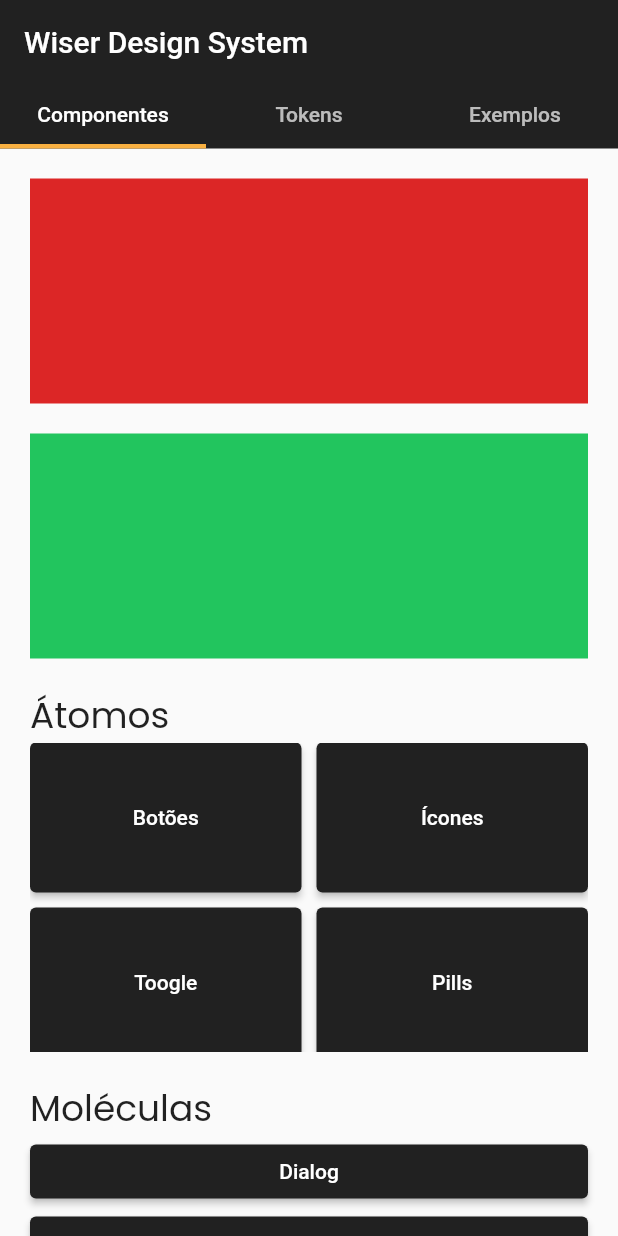
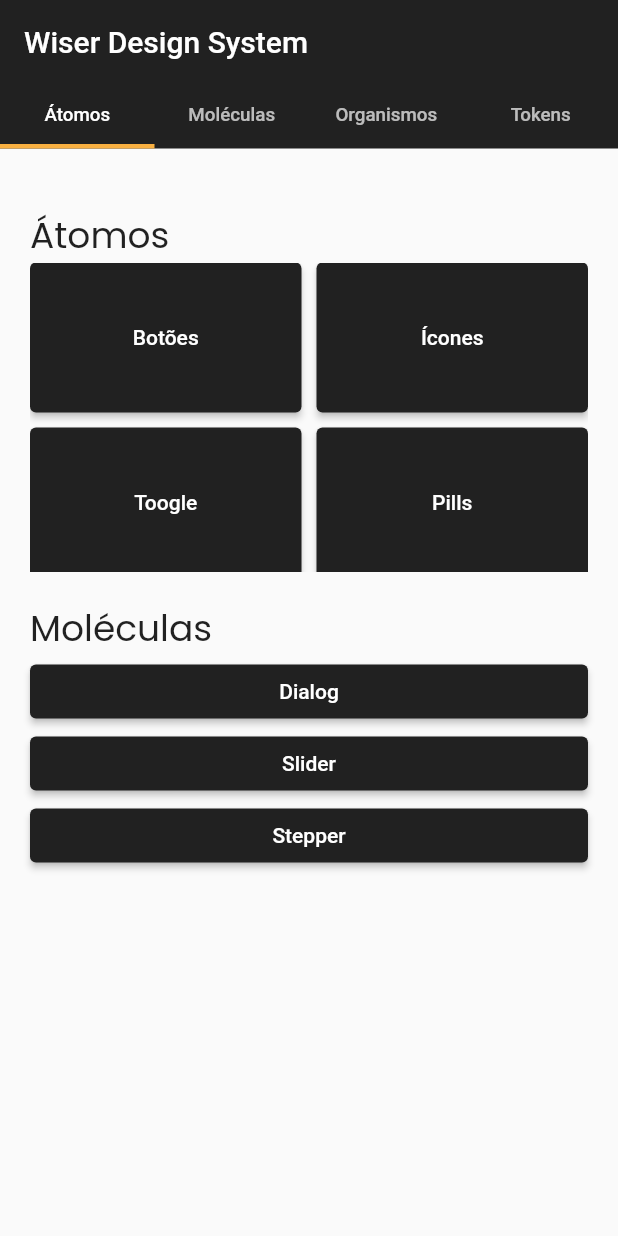
Before and after one commit to aquinoartur/cwi_wiser, a Flutter app: the screen it shows after launch, on a phone screen of 412 x 824 dp. Run offline on Flutter 3.47's test engine with Material 2 defaults, Android fonts, the phone set to English and light mode, and no system bars; our stand-ins replace google_fonts, lottie.

Commit message:
add new screens

```diff
--- a/lib/core/extension/spacing_extension.dart
+++ b/lib/core/extension/spacing_extension.dart
@@ -5,4 +5,8 @@ extension SpacingExtension on EdgeInsets {
 
   EdgeInsets get v => EdgeInsets.symmetric(vertical: unit);
   EdgeInsets get h => EdgeInsets.symmetric(horizontal: unit);
+  EdgeInsets get b => EdgeInsets.only(bottom: unit);
+  EdgeInsets get r => EdgeInsets.only(right: unit);
+  EdgeInsets get l => EdgeInsets.only(left: unit);
+  EdgeInsets get t => EdgeInsets.only(top: unit);
 }
--- a/lib/core/theme/wiser_theme.dart
+++ b/lib/core/theme/wiser_theme.dart
@@ -1,12 +1,22 @@
 import 'package:cwi_wiser/core/helper/color_helper.dart';
-import 'package:cwi_wiser/core/tokens.g.dart';
 import 'package:flutter/material.dart';
+
+import '../../tokens/tokens.g.dart';
 
 class WiserTheme {
   static DefaultColorTokens colors = DefaultColorTokens();
+  static DefaultSpacingTokens spacing = DefaultSpacingTokens();
 
   static ThemeData defaultTheme = ThemeData(
     primaryColor: colors.neutralShade,
     primarySwatch: ColorHelper.setMaterialColor(colors.neutralShade),
+    tabBarTheme: const TabBarTheme(
+      labelStyle: TextStyle(
+        fontSize: 12.5,
+      ),
+      unselectedLabelStyle: TextStyle(
+        fontSize: 12.5,
+      ),
+    ),
   );
 }
--- /dev/null
+++ b/lib/example/atoms/atoms_screen.dart
@@ -0,0 +1,77 @@
+import 'package:flutter/material.dart';
+
+import 'package:google_fonts/google_fonts.dart';
+
+class AtomsScreen extends StatelessWidget {
+  const AtomsScreen({super.key});
+
+  @override
+  Widget build(BuildContext context) {
+    return ListView(
+      padding: const EdgeInsets.all(20),
+      children: [
+        const SizedBox(height: 20),
+        Align(
+          alignment: Alignment.bottomLeft,
+          child: Text(
+            'Átomos',
+            style: GoogleFonts.poppins(
+              fontSize: 24,
+            ),
+          ),
+        ),
+        SizedBox(
+          height: MediaQuery.of(context).size.height * .25,
+          child: GridView(
+            gridDelegate: const SliverGridDelegateWithFixedCrossAxisCount(
+              crossAxisCount: 2,
+              mainAxisSpacing: 10,
+              crossAxisSpacing: 10,
+              mainAxisExtent: 100,
+            ),
+            children: [
+              ElevatedButton(
+                onPressed: () {},
+                child: const Text('Botões'),
+              ),
+              ElevatedButton(
+                onPressed: () {},
+                child: const Text('Ícones'),
+              ),
+              ElevatedButton(
+                onPressed: () {},
+                child: const Text('Toogle'),
+              ),
+              ElevatedButton(
+                onPressed: () {},
+                child: const Text('Pills'),
+              ),
+            ],
+          ),
+        ),
+        const SizedBox(height: 20),
+        Align(
+          alignment: Alignment.centerLeft,
+          child: Text(
+            'Moléculas',
+            style: GoogleFonts.poppins(
+              fontSize: 24,
+            ),
+          ),
+        ),
+        ElevatedButton(
+          onPressed: () {},
+          child: const Text('Dialog'),
+        ),
+        ElevatedButton(
+          onPressed: () {},
+          child: const Text('Slider'),
+        ),
+        ElevatedButton(
+          onPressed: () {},
+          child: const Text('Stepper'),
+        ),
+      ],
+    );
+  }
+}
--- a/lib/example/example_screen.dart
+++ b/lib/example/example_screen.dart
@@ -1,9 +1,11 @@
-import 'package:cwi_wiser/core/extension/spacing_extension.dart';
-import 'package:cwi_wiser/core/tokens.g.dart';
+import 'package:cwi_wiser/example/tokens/screens/tokens_screen.dart';
+import 'package:cwi_wiser/tokens/tokens.g.dart';
 import 'package:flutter/material.dart';
-import 'package:google_fonts/google_fonts.dart';
+
+import 'atoms/atoms_screen.dart';
 
 class ExampleScreen extends StatefulWidget {
+  static const String routeName = '/example';
   const ExampleScreen({super.key});
 
   @override
@@ -12,7 +14,7 @@ class ExampleScreen extends StatefulWidget {
 
 class _ExampleScreenState extends State<ExampleScreen>
     with SingleTickerProviderStateMixin {
-  static const int tabLenght = 3;
+  static const int tabLenght = 4;
   late final TabController _tabController;
 
   @override
@@ -26,6 +28,7 @@ class _ExampleScreenState extends State<ExampleScreen>
     return Scaffold(
       appBar: AppBar(
         title: const Text('Wiser Design System'),
+        backgroundColor: context.tokens.color.neutralShade,
         elevation: 0,
       ),
       body: DefaultTabController(
@@ -39,100 +42,25 @@ class _ExampleScreenState extends State<ExampleScreen>
                 indicatorWeight: 3.0,
                 indicatorColor: context.tokens.color.primaryMain,
                 tabs: const [
-                  Tab(height: 40, text: 'Componentes'),
+                  Tab(height: 40, text: 'Átomos'),
+                  Tab(height: 40, text: 'Moléculas'),
+                  Tab(height: 40, text: 'Organismos'),
                   Tab(height: 40, text: 'Tokens'),
-                  Tab(height: 40, text: 'Exemplos'),
                 ],
               ),
             ),
             Expanded(
               child: TabBarView(
                 controller: _tabController,
-                children: [
+                children: const [
                   // TAB 1
-                  ListView(
-                    padding: const EdgeInsets.all(20),
-                    children: [
-                      Container(
-                        height: 150,
-                        width: 200,
-                        color: context.tokens.color.dangerMain,
-                        padding: context.tokens.spacing.spacingBig.v,
-                      ),
-                      const SizedBox(height: 20),
-                      Container(
-                        height: 150,
-                        width: 200,
-                        color: context.tokens.color.successMain,
-                      ),
-                      const SizedBox(height: 20),
-                      Align(
-                        alignment: Alignment.bottomLeft,
-                        child: Text(
-                          'Átomos',
-                          style: GoogleFonts.poppins(
-                            fontSize: 24,
-                          ),
-                        ),
-                      ),
-                      SizedBox(
-                        height: MediaQuery.of(context).size.height * .25,
-                        child: GridView(
-                          gridDelegate:
-                              const SliverGridDelegateWithFixedCrossAxisCount(
-                            crossAxisCount: 2,
-                            mainAxisSpacing: 10,
-                            crossAxisSpacing: 10,
-                            mainAxisExtent: 100,
-                          ),
-                          children: [
-                            ElevatedButton(
-                              onPressed: () {},
-                              child: const Text('Botões'),
-                            ),
-                            ElevatedButton(
-                              onPressed: () {},
-                              child: const Text('Ícones'),
-                            ),
-                            ElevatedButton(
-                              onPressed: () {},
-                              child: const Text('Toogle'),
-                            ),
-                            ElevatedButton(
-                              onPressed: () {},
-                              child: const Text('Pills'),
-                            ),
-                          ],
-                        ),
-                      ),
-                      const SizedBox(height: 20),
-                      Align(
-                        alignment: Alignment.centerLeft,
-                        child: Text(
-                          'Moléculas',
-                          style: GoogleFonts.poppins(
-                            fontSize: 24,
-                          ),
-                        ),
-                      ),
-                      ElevatedButton(
-                        onPressed: () {},
-                        child: const Text('Dialog'),
-                      ),
-                      ElevatedButton(
-                        onPressed: () {},
-                        child: const Text('Slider'),
-                      ),
-                      ElevatedButton(
-                        onPressed: () {},
-                        child: const Text('Stepper'),
-                      ),
-                    ],
-                  ),
+                  AtomsScreen(),
                   // TAB 2
-                  const SizedBox.expand(),
+                  SizedBox.expand(),
                   // TAB 3
-                  const SizedBox.expand(),
+                  SizedBox.expand(),
+                  // TAB 4
+                  TokensScreen(),
                 ],
               ),
             ),
--- a/lib/example/splash/splash_screen.dart
+++ b/lib/example/splash/splash_screen.dart
@@ -1,10 +1,11 @@
-import 'package:cwi_wiser/core/tokens.g.dart';
+import 'package:cwi_wiser/tokens/tokens.g.dart';
 import 'package:flutter/material.dart';
 import 'package:lottie/lottie.dart';
 
 import '../example_screen.dart';
 
 class SplashScreen extends StatefulWidget {
+  static const String routeName = '/splash';
   const SplashScreen({super.key});
 
   @override
--- a/lib/main.dart
+++ b/lib/main.dart
@@ -1,10 +1,15 @@
-import 'package:cwi_wiser/core/tokens.g.dart';
+import 'package:cwi_wiser/example/example_screen.dart';
+import 'package:cwi_wiser/tokens/tokens.g.dart';
 import 'package:flutter/material.dart';
 
 import 'core/theme/wiser_theme.dart';
 import 'example/splash/splash_screen.dart';
+import 'example/tokens/screens/colors/colors_screen.dart';
+import 'example/tokens/screens/grids/grid_screen.dart';
+import 'example/tokens/screens/spacing/spacing_screen.dart';
+import 'example/tokens/screens/typography/typography_screen.dart';
 
-void main() {
+void main() async {
   runApp(const WiserDesignSystem());
 }
 
@@ -18,7 +23,20 @@ class WiserDesignSystem extends StatelessWidget {
       child: MaterialApp(
         title: 'Wiser Design System',
         theme: WiserTheme.defaultTheme,
-        home: const SplashScreen(),
+        initialRoute: SplashScreen.routeName,
+        routes: <String, WidgetBuilder>{
+          SplashScreen.routeName: (BuildContext context) =>
+              const SplashScreen(),
+          ExampleScreen.routeName: (BuildContext context) =>
+              const ExampleScreen(),
+          ColorsScreen.routeName: (BuildContext context) =>
+              const ColorsScreen(),
+          TypographyScreen.routeName: (BuildContext context) =>
+              const TypographyScreen(),
+          SpacingScreen.routeName: (BuildContext context) =>
+              const SpacingScreen(),
+          GridScreen.routeName: (BuildContext context) => const GridScreen(),
+        },
       ),
     );
   }
```
Also changed, not shown: lib/example/tokens/screens/colors/colors_screen.dart (added, +156 -0 lines), lib/example/tokens/screens/grids/grid_screen.dart (added, +29 -0 lines), lib/example/tokens/screens/spacing/spacing_screen.dart (added, +29 -0 lines), lib/example/tokens/screens/tokens_screen.dart (added, +49 -0 lines), lib/example/tokens/screens/typography/typography_screen.dart (added, +29 -0 lines), lib/example/tokens/widgets/color_card.dart (added, +83 -0 lines), lib/example/tokens/widgets/tile_card.dart (added, +56 -0 lines), lib/tokens/tokens.g.dart (renamed from lib/core/tokens.g.dart), lib/tokens/tokens_extra.g.dart (renamed from lib/core/tokens_extra.g.dart).
